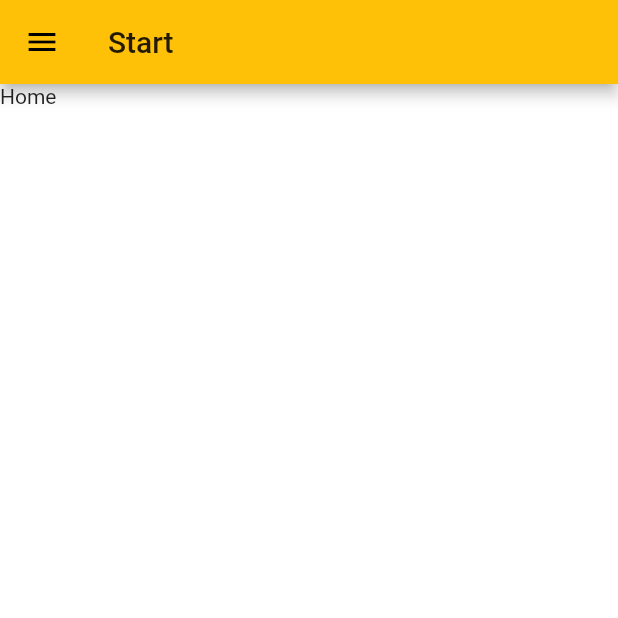
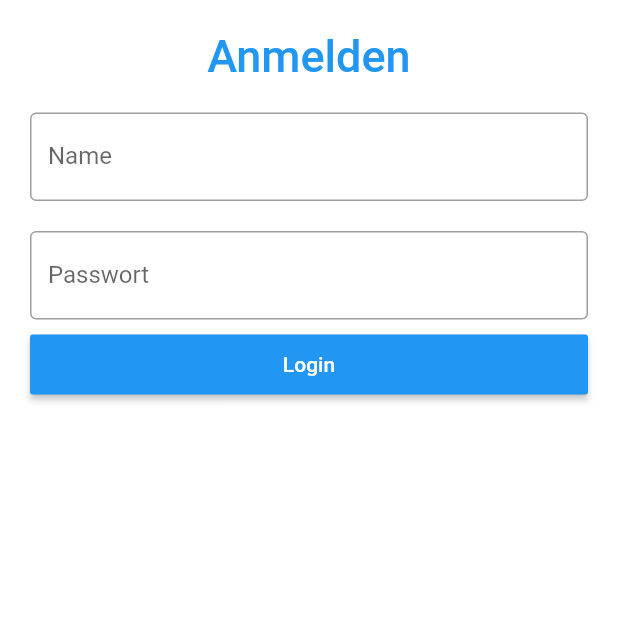
Before and after one commit to anfalt/NAS-App, a Flutter app: the screen it shows after launch, on a phone screen of 412 x 824 dp, the top half of it. Run offline on Flutter 3.47's test engine with Material 2 defaults, Android fonts, the phone set to English and light mode, and no system bars; our stand-ins replace bloc, dio, flutter_bloc, flutter_secure_storage; accounts and stored records are empty.

Commit message:
start dev login

```diff
--- /dev/null
+++ b/lib/Controllers/AuthenticationController.dart
@@ -0,0 +1,54 @@
+import 'dart:convert';
+
+import 'package:dio/dio.dart';
+import 'package:flutter_secure_storage/flutter_secure_storage.dart';
+import 'package:nas_app/Model/PhotoApi.dart';
+import 'package:nas_app/Model/User.dart';
+
+const String apiURL = "https://anfalt.de";
+
+class AuthenticationController {
+  User user;
+
+  final storage = new FlutterSecureStorage();
+
+  Future<int> userName;
+  Future<String> password;
+  Dio dio;
+
+  AuthenticationController() {
+    dio = Dio(BaseOptions(baseUrl: apiURL));
+  }
+
+  Future<User> authenticateUser(String userName, String password) {
+    authenticateUserPhotoAPI(userName, password);
+    // authenticateUserFileAPI(userName, password);
+    return null;
+  }
+
+  Future<PhotoApiResponse> authenticateUserPhotoAPI(
+      String userName, String password) async {
+    var url = "/photo/webapi/auth.php";
+    var body = {
+      "api": "SYNO.PhotoStation.Auth",
+      "method": "photo_login",
+      "version": "1",
+      "username": userName,
+      "password": password,
+      "enable_syno_token": "true"
+    };
+    PhotoApiResponse apiResponse;
+    try {
+      var response = await dio.post(
+        url,
+        data: body,
+      );
+      var responseData = jsonDecode(response.data);
+      apiResponse = PhotoApiResponse.fromJson(responseData);
+    } catch (e) {
+      print(e);
+    }
+
+    return apiResponse;
+  }
+}
--- /dev/null
+++ b/lib/Model/AppPermissions.dart
@@ -0,0 +1 @@
+enum AppPermissions { admin, write, read }
--- /dev/null
+++ b/lib/Model/User.dart
@@ -0,0 +1,6 @@
+import 'package:nas_app/Model/AppPermissions.dart';
+
+class User {
+  String name;
+  AppPermissions permission;
+}
--- a/lib/Navigation/navDrawer.dart
+++ b/lib/Navigation/navDrawer.dart
@@ -10,9 +10,9 @@ class NavDrawerWidget extends StatelessWidget {
   final String accountEmail;
   final List<_NavigationItem> _listItems = [
     _NavigationItem(true, null, null, null),
-    _NavigationItem(false, NavItem.homePage, "First Page", Icons.looks_one),
-    _NavigationItem(false, NavItem.imagePage, "Second Page", Icons.looks_two),
-    _NavigationItem(false, NavItem.calendarPage, "Third Page", Icons.looks_3)
+    _NavigationItem(false, NavItem.homePage, "Start", Icons.home),
+    _NavigationItem(false, NavItem.imagePage, "Bilder", Icons.image),
+    _NavigationItem(false, NavItem.calendarPage, "Kalender", Icons.event)
   ];
   NavDrawerWidget(this.accountName, this.accountEmail);
   @override
--- /dev/null
+++ b/lib/Pages/logInPage.dart
@@ -0,0 +1,67 @@
+import 'package:flutter/material.dart';
+import 'package:nas_app/Controllers/AuthenticationController.dart';
+
+class LogInPage extends StatefulWidget {
+  @override
+  _LoginPageState createState() => new _LoginPageState();
+}
+
+class _LoginPageState extends State<LogInPage> {
+  AuthenticationController _authController = AuthenticationController();
+  TextEditingController nameController = TextEditingController();
+  TextEditingController passwordController = TextEditingController();
+
+  @override
+  Widget build(BuildContext context) {
+    return Scaffold(
+        body: Padding(
+            padding: EdgeInsets.all(10),
+            child: ListView(
+              children: <Widget>[
+                Container(
+                    alignment: Alignment.center,
+                    padding: EdgeInsets.all(10),
+                    child: Text(
+                      'Anmelden',
+                      style: TextStyle(
+                          color: Colors.blue,
+                          fontWeight: FontWeight.w500,
+                          fontSize: 30),
+                    )),
+                Container(
+                  padding: EdgeInsets.all(10),
+                  child: TextField(
+                    controller: nameController,
+                    decoration: InputDecoration(
+                      border: OutlineInputBorder(),
+                      labelText: 'Name',
+                    ),
+                  ),
+                ),
+                Container(
+                  padding: EdgeInsets.fromLTRB(10, 10, 10, 0),
+                  child: TextField(
+                    obscureText: true,
+                    controller: passwordController,
+                    decoration: InputDecoration(
+                      border: OutlineInputBorder(),
+                      labelText: 'Passwort',
+                    ),
+                  ),
+                ),
+                Container(
+                    height: 50,
+                    padding: EdgeInsets.fromLTRB(10, 10, 10, 0),
+                    child: RaisedButton(
+                      textColor: Colors.white,
+                      color: Colors.blue,
+                      child: Text('Login'),
+                      onPressed: () {
+                        _authController.authenticateUser(
+                            nameController.text, passwordController.text);
+                      },
+                    )),
+              ],
+            )));
+  }
+}
--- a/lib/main.dart
+++ b/lib/main.dart
@@ -3,8 +3,7 @@
 // found in the LICENSE file.
 
 import 'package:flutter/material.dart';
-
-import 'Navigation/mainContainer.dart';
+import 'package:nas_app/Pages/logInPage.dart';
 
 void main() => runApp(MyApp());
 
@@ -15,6 +14,6 @@ class MyApp extends StatelessWidget {
         title: 'Home App',
         theme: ThemeData(
             primarySwatch: Colors.amber, scaffoldBackgroundColor: Colors.white),
-        home: MainContainerWidget());
+        home: LogInPage());
   }
 }
--- a/pubspec.yaml
+++ b/pubspec.yaml
@@ -27,6 +27,8 @@ dependencies:
   bloc: ^4.0.0
   flutter_bloc: ^4.0.0
   bloc_test: ^5.1.0
+  flutter_secure_storage: ^3.3.5
+  dio: ^3.0.10
 
   # The following adds the Cupertino Icons font to your application.
   # Use with the CupertinoIcons class for iOS style icons.
```
Also changed, not shown: lib/Model/PhotoApi.dart (added, +120 -0 lines), lib/Navigation/floatinActionButtons/fabImagesPage.dart (added, +107 -0 lines), lib/Navigation/mainContainer.dart (+58 -26 lines), pubspec.lock, 1 other file.
